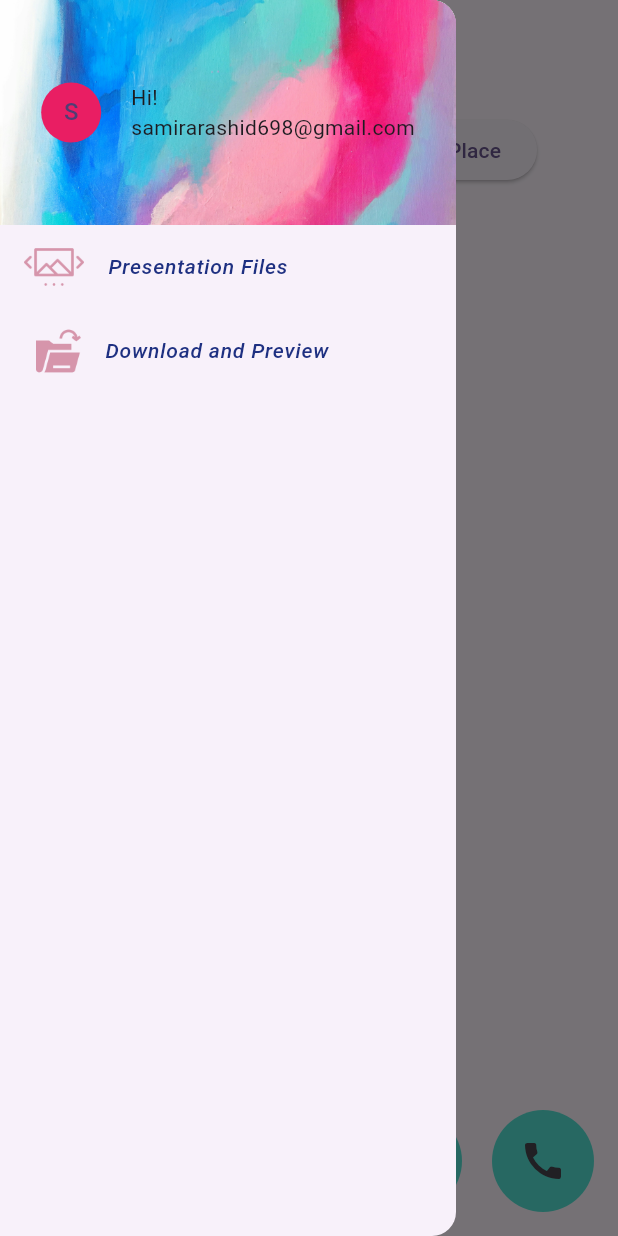
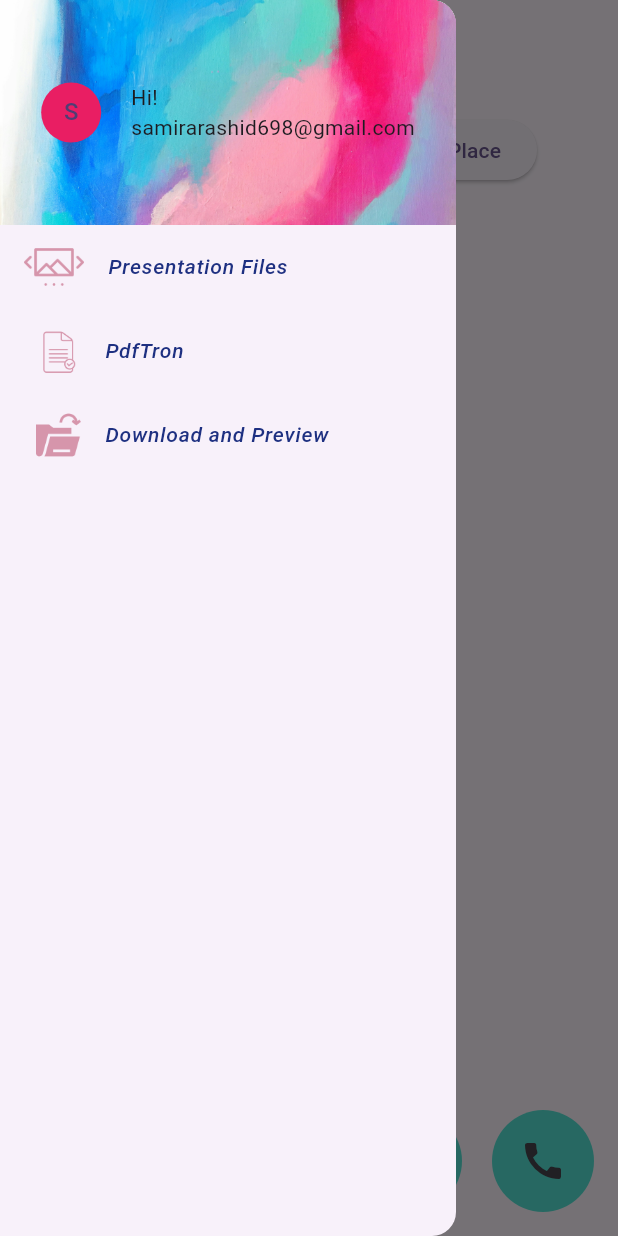
Before and after one commit to SamiraRa/Flutter-r-d, a Flutter app: the screen it shows after launch, with the side drawer open, on a phone screen of 412 x 824 dp. Run offline on Flutter 3.47's test engine with Material 3 defaults, Android fonts, the phone set to English and light mode, and no system bars; our stand-ins replace file_picker, flutter_svg, fluttertoast, geocoding, location, objectbox and 3 more; missing offline and left inert: external_app_launcher, flutter_pdfview, pdftron_flutter; generated files the repository leaves out were written again.

Commit message:
open and download file n flutter

```diff
--- a/flutter_object_box/lib/view/home_page.dart
+++ b/flutter_object_box/lib/view/home_page.dart
@@ -5,6 +5,7 @@ import 'package:flutter/material.dart';
 import 'package:flutter_object_box/controller/global_data.dart';
 import 'package:flutter_object_box/model/user_model.dart';
 import 'package:flutter_object_box/view/download_and_preview.dart';
+import 'package:flutter_object_box/view/pdftron_flutter.dart';
 import 'package:flutter_object_box/view/ppt_view.dart';
 import 'package:flutter_object_box/view/show_material_banner.dart';
 import 'package:flutter_object_box/widget/floating_action_button_widget.dart';
@@ -12,6 +13,7 @@ import 'package:fluttertoast/fluttertoast.dart';
 import 'package:geocoding/geocoding.dart' as geo;
 import 'package:location/location.dart';
 import 'package:objectbox/objectbox.dart';
+import 'package:pdftron_flutter/pdftron_flutter.dart';
 
 class HomePage extends StatefulWidget {
   const HomePage({super.key});
@@ -91,6 +93,28 @@ class _HomePageState extends State<HomePage> {
               ),
               title: const Text(
                 "Presentation Files",
+                style: TextStyle(
+                    fontSize: 14,
+                    color: Color.fromARGB(255, 30, 48, 129),
+                    fontWeight: FontWeight.w500,
+                    fontStyle: FontStyle.italic),
+              ),
+            ),
+            ListTile(
+              onTap: () {
+                Navigator.push(context, MaterialPageRoute(builder: (context) => const PdfTronFlutterScreen()));
+              },
+              leading: Padding(
+                padding: const EdgeInsets.fromLTRB(8, 0, 0, 0),
+                child: Image.asset(
+                  "assets/icons/document-file.png",
+                  height: 30,
+                  width: 30,
+                  color: const Color.fromARGB(255, 214, 149, 171),
+                ),
+              ),
+              title: const Text(
+                "PdfTron",
                 style: TextStyle(
                     fontSize: 14,
                     color: Color.fromARGB(255, 30, 48, 129),
--- a/flutter_object_box/pubspec.yaml
+++ b/flutter_object_box/pubspec.yaml
@@ -47,6 +47,9 @@ dependencies:
   photo_view: ^0.15.0
   pdftron_flutter: ^1.0.1-32
   flutter_pdfview: ^1.3.2
+  flutter_filereader: ^3.0.0
+  flutter_svg: ^2.0.10+1
+  easy_docs_viewer: ^0.0.2-unstable-release
 
 dev_dependencies:
   flutter_test:
```
Also changed, not shown: flutter_object_box/lib/view/download_and_preview.dart (+24 -34 lines), flutter_object_box/lib/view/pdftron_flutter.dart (added, +150 -0 lines), flutter_object_box/lib/view/ppt_view.dart (+44 -43 lines), flutter_object_box/assets/icons/document-file.png (added), flutter_object_box/pubspec.lock.
